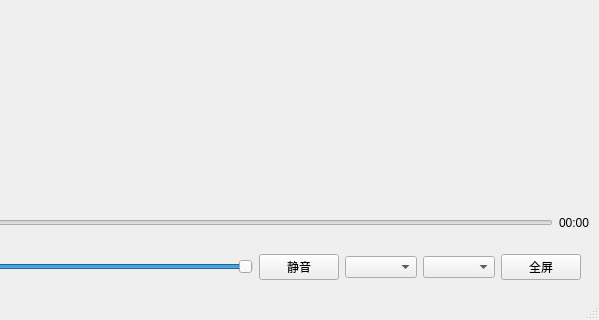
Qt form src/ui/mainwindow.ui (xyhez/TinyVideoProcessor) before a commit; both pictures show x 523 to 1122 and y 473 to 793 of the 1122 by 793 pixel window.
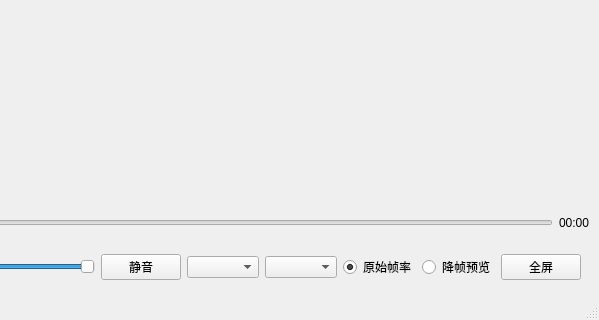
The same form after that commit.

Commit message:
perf: 增加用户可控的多路预览降帧
- 在 VideoFrameScheduler 中按 PTS 间隔跳过预览帧
- 通过 MediaPipeline、MultiStreamManager 和 MediaPlayController 逐层下发降帧设置
- 在主窗口增加“原始帧率 / 降帧预览”单选项
- 保持默认原始帧率，避免改变既有播放体验
- 记录人工验收结果：CPU 约降低 3%，GPU 约降低 5%
- 新增 Phase3.14 预览降帧验收报告
- 在 TODO 中登记后续“解码输出/硬件帧转换前降载”优化方向

The edit to the form file:
```diff
--- a/src/ui/mainwindow.ui
+++ b/src/ui/mainwindow.ui
@@ -203,6 +203,23 @@
          <item>
           <widget class="QComboBox" name="comboBox_layout"/>
          </item>
+         <item>
+          <widget class="QRadioButton" name="radioButton_originalPreviewFrameRate">
+           <property name="text">
+            <string>原始帧率</string>
+           </property>
+           <property name="checked">
+            <bool>true</bool>
+           </property>
+          </widget>
+         </item>
+         <item>
+          <widget class="QRadioButton" name="radioButton_reducePreviewFrameRate">
+           <property name="text">
+            <string>降帧预览</string>
+           </property>
+          </widget>
+         </item>
          <item>
           <widget class="QPushButton" name="pushButton_fullscreen">
            <property name="text">
```
The commit also changes 13 other files.
